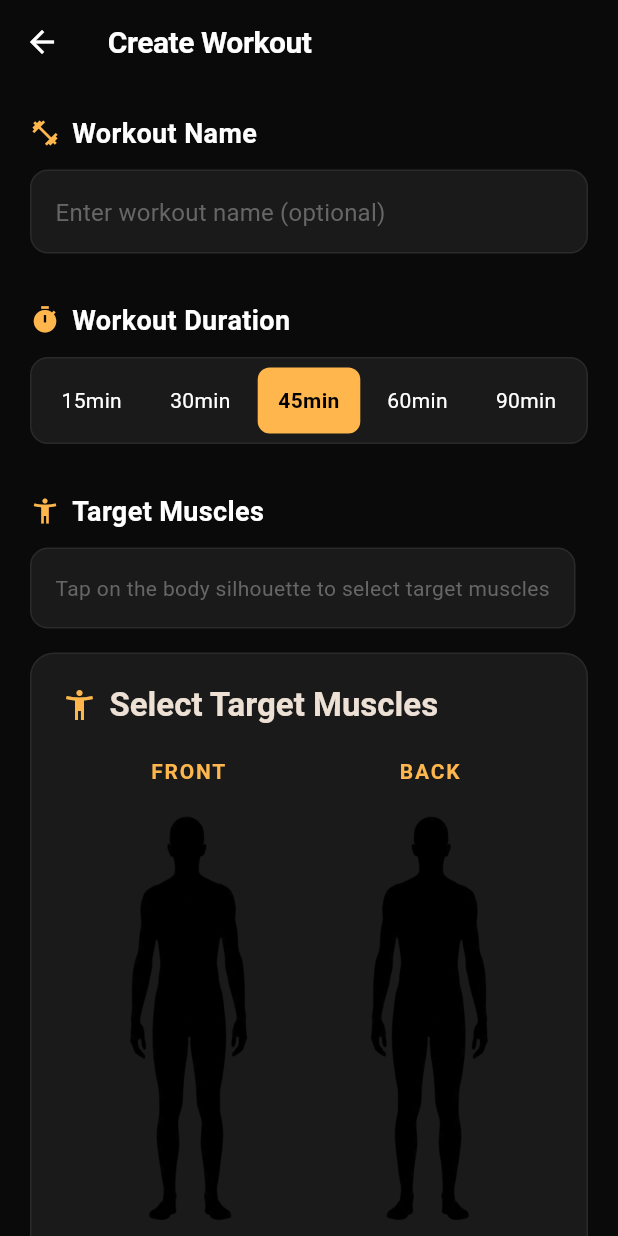
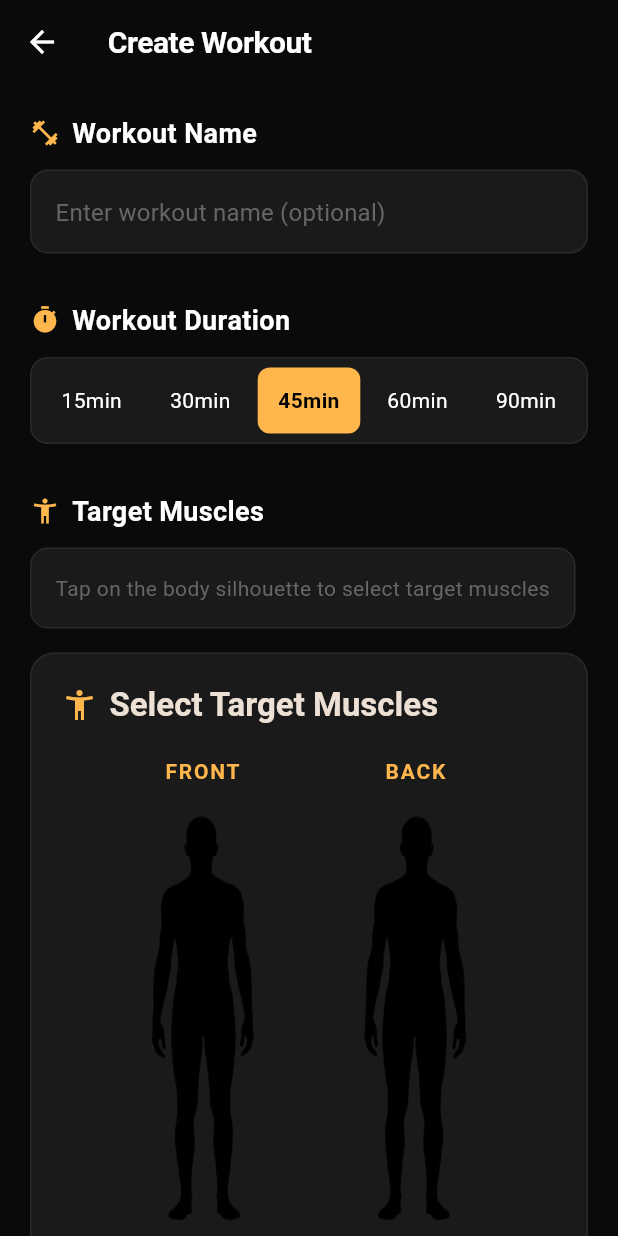
Before and after one commit to shaunleeweirong/fitness-app-tracker, a Flutter app: the screen it shows after launch, scrolled down 1035 dp, after a tap on "Create Workout", on a phone screen of 412 x 824 dp. Run offline on Flutter 3.47's test engine with Material 3 defaults, Android fonts, the phone set to English and light mode, and no system bars; our stand-ins replace audioplayers, sqflite; accounts and stored records are empty.

Commit message:
Fix RenderFlex overflow by reducing body silhouette width from 149px to 130px
Problem: Body silhouettes required 310px total width (149+12+149) but only
277px was available, causing 33px overflow exactly as reported in error.

Solution: Reduce SizedBox width from 149px to 130px in both front and back views.
New calculation: 130px + 12px + 130px = 272px (5px buffer under 277px limit)

Changes made:
- _buildFrontView(): SizedBox width 149→130, Image.asset width 149→130
- _buildBackView(): SizedBox width 149→130, Image.asset width 149→130
- CustomPaint size: 149→130 for both front and back view overlays

This maintains visual balance while eliminating the overflow error.
Transform scaling (1.8x) still works: 130px × 1.8 = 234px painted width.

🤖 Generated with [Claude Code](https://claude.ai/code)

Co-Authored-By: Claude <noreply@anthropic.com>

```diff
--- a/lib/widgets/body_silhouette.dart
+++ b/lib/widgets/body_silhouette.dart
@@ -54,10 +54,9 @@ class _BodySilhouetteState extends State<BodySilhouette> {
             const SizedBox(height: 20),
 
             // Body Silhouette
-            IntrinsicWidth(
-              child: Row(
-                mainAxisAlignment: MainAxisAlignment.center,
-                children: [
+            Row(
+              mainAxisAlignment: MainAxisAlignment.center,
+              children: [
                 // Front View
                 Column(
                   children: [
@@ -92,7 +91,6 @@ class _BodySilhouetteState extends State<BodySilhouette> {
                   ],
                 ),
               ],
-              ),
             ),
 
             const SizedBox(height: 20),
@@ -126,7 +124,7 @@ class _BodySilhouetteState extends State<BodySilhouette> {
   Widget _buildFrontView() {
     return UnconstrainedBox(
       child: SizedBox(
-        width: 149,
+        width: 130,
         height: 285,
         child: Stack(
         children: [
@@ -136,7 +134,7 @@ class _BodySilhouetteState extends State<BodySilhouette> {
             alignment: Alignment.center,
             child: Image.asset(
               'assets/images/body_silhouette_front.png',
-              width: 149,
+              width: 130,
               height: 285,
               fit: BoxFit.fill,
             ),
@@ -145,7 +143,7 @@ class _BodySilhouetteState extends State<BodySilhouette> {
           // Highlight overlay for selected body part
           if (widget.selectedBodyPart != null || _hoveredBodyPart != null)
             CustomPaint(
-              size: const Size(149, 285),
+              size: const Size(130, 285),
               painter: BodyHighlightPainter(
                 isBackView: false,
                 selectedBodyPart: widget.selectedBodyPart,
@@ -168,7 +166,7 @@ class _BodySilhouetteState extends State<BodySilhouette> {
   Widget _buildBackView() {
     return UnconstrainedBox(
       child: SizedBox(
-        width: 149,
+        width: 130,
         height: 285,
         child: Stack(
         children: [
@@ -178,7 +176,7 @@ class _BodySilhouetteState extends State<BodySilhouette> {
             alignment: Alignment.center,
             child: Image.asset(
               'assets/images/body_silhouette_back.png',
-              width: 149,
+              width: 130,
               height: 285,
               fit: BoxFit.fill,
             ),
@@ -187,7 +185,7 @@ class _BodySilhouetteState extends State<BodySilhouette> {
           // Highlight overlay for selected body part
           if (widget.selectedBodyPart != null || _hoveredBodyPart != null)
             CustomPaint(
-              size: const Size(149, 285),
+              size: const Size(130, 285),
               painter: BodyHighlightPainter(
                 isBackView: true,
                 selectedBodyPart: widget.selectedBodyPart,
```
